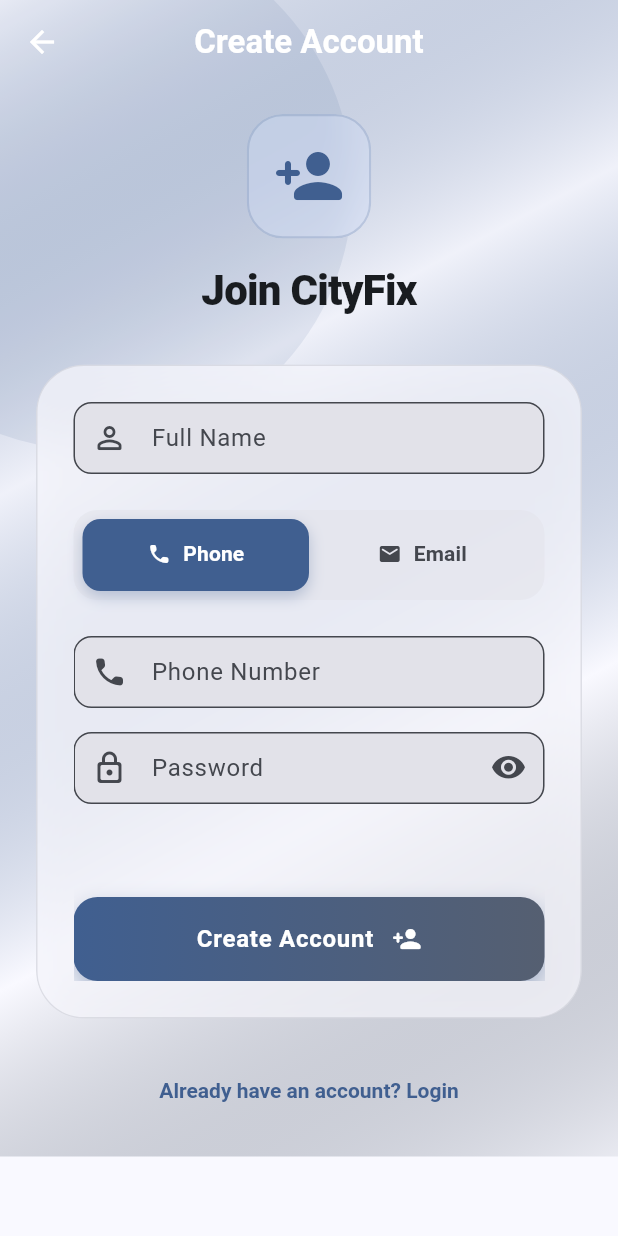
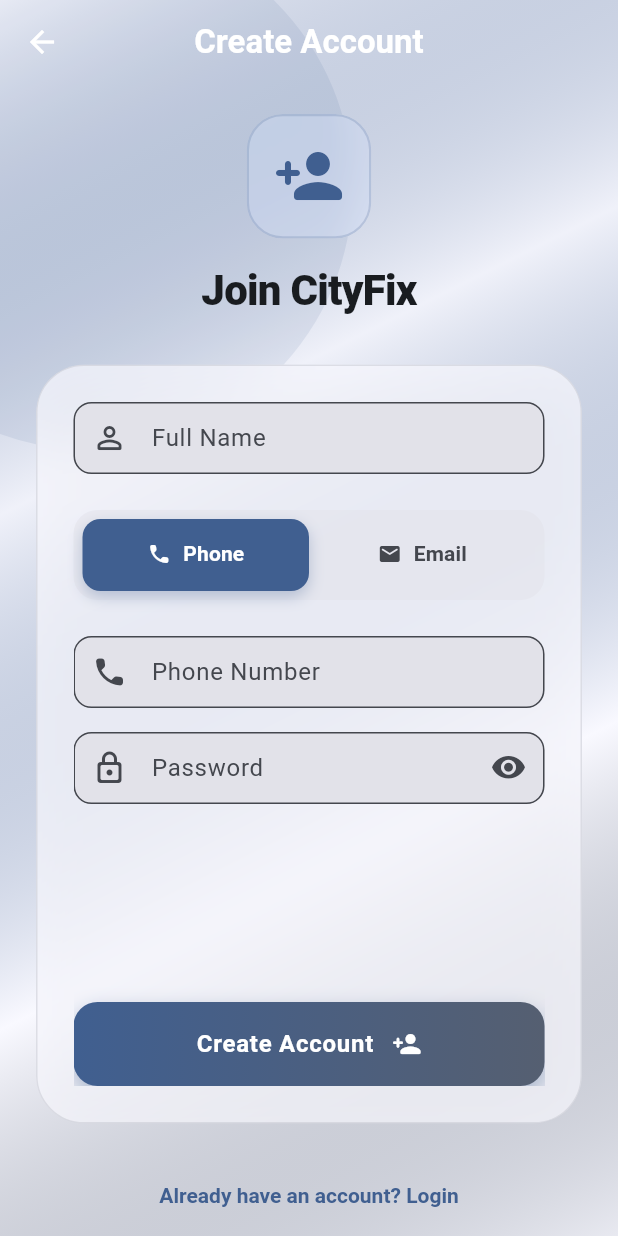
Before and after one commit to ayanadamtew/cityfix-mobile, a Flutter app: the screen it shows after launch, after a tap on "Login", after a tap on "Don't have an account? Register", on a phone screen of 412 x 824 dp. Run offline on Flutter 3.47's test engine with Material 3 defaults, Android fonts, the phone set to English and light mode, and no system bars; drawn by our look-alikes of flutter_animate; our stand-ins replace cached_network_image, connectivity_plus, dio, firebase_auth, firebase_core, firebase_messaging and 10 more; accounts and stored records are empty; generated files the repository leaves out were written again.

Commit message:
fix: Adjust form heights in login and register screens to prevent overflow and wrap the BottomAppBar in a SingleChildScrollView.

```diff
--- a/lib/core/router.dart
+++ b/lib/core/router.dart
@@ -93,7 +93,9 @@
           duration: const Duration(milliseconds: 300),
           height: _isBottomBarVisible ? 90.0 : 0.0,
           child: _isBottomBarVisible
-            ? BottomAppBar(
+            ? SingleChildScrollView(
+                physics: const NeverScrollableScrollPhysics(),
+                child: BottomAppBar(
                   padding: const EdgeInsets.symmetric(horizontal: 4),
                   shape: const CircularNotchedRectangle(),
                   notchMargin: 8,
@@ -108,6 +110,7 @@
                        _buildNavItem(2, Icons.list_alt_outlined, Icons.list_alt, AppLocalizations.of(context)!.navMyReports, context),
                        _buildNavItem(3, Icons.person_outline, Icons.person, AppLocalizations.of(context)!.navProfile, context),
                     ],
+                  ),
                 ),
               )
             : const SizedBox.shrink(),
--- a/lib/features/auth/screens/login_screen.dart
+++ b/lib/features/auth/screens/login_screen.dart
@@ -271,7 +271,7 @@
 
                               // ── Tab content ──────────────────────────────
                               SizedBox(
-                                height: 260, // Fixed height for forms + button
+                                height: 320, // Increased height for forms + button to prevent overflow
                                 child: TabBarView(
                                   controller: _tabController,
                                   physics: const BouncingScrollPhysics(),
--- a/lib/features/auth/screens/register_screen.dart
+++ b/lib/features/auth/screens/register_screen.dart
@@ -287,7 +287,7 @@
 
                             // ── Tab content ──────────────────────────────
                             SizedBox(
-                              height: 230, // Fixed height for forms + button
+                              height: 300, // Increased height for forms + button to prevent overflow
                               child: TabBarView(
                                 controller: _tabController,
                                 physics: const BouncingScrollPhysics(),
```
Lines whose indentation alone changed are shown as unchanged.
